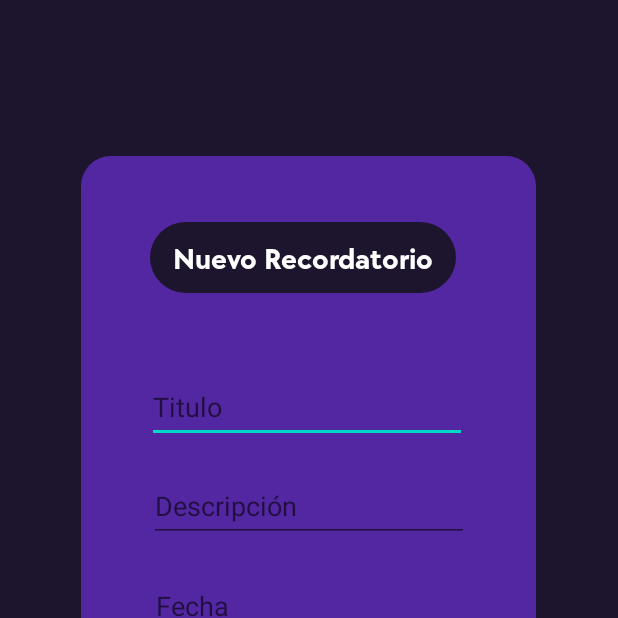
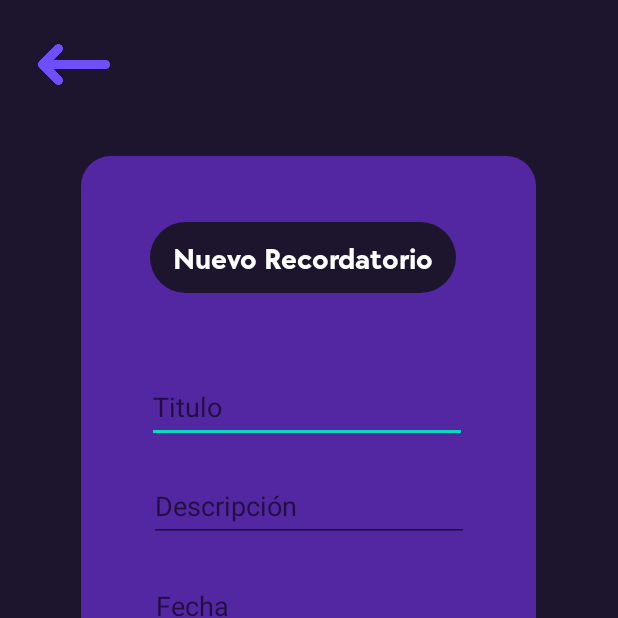
Before and after one commit to NachoXS15/focus-app, an Android app: the mainPage screen opened directly, with no data from a screen before it, after a tap on an icon or button, on a phone screen of 412 x 824 dp, the top half of it. Run offline under Robolectric (Android 15) with nearby library versions, the phone set to English and light mode, and no system bars.

Commit message:
show items from database in main page

```diff
--- /dev/null
+++ b/app/src/main/java/com/example/focus/adapters/listItemAdapter.java
@@ -0,0 +1,55 @@
+package com.example.focus.adapters;
+
+import android.view.LayoutInflater;
+import android.view.View;
+import android.view.ViewGroup;
+import android.widget.TextView;
+
+import androidx.annotation.NonNull;
+import androidx.recyclerview.widget.RecyclerView;
+
+import com.example.focus.R;
+import com.example.focus.entities.Items;
+
+import java.util.ArrayList;
+
+public class listItemAdapter extends RecyclerView.Adapter<listItemAdapter.ItemViewHolder> {
+    ArrayList<Items> listItems;
+
+    public listItemAdapter(ArrayList<Items> listItems) {
+        this.listItems = listItems;
+    }
+
+
+    @NonNull
+    @Override
+    public ItemViewHolder onCreateViewHolder(@NonNull ViewGroup parent, int viewType) {
+        View view = LayoutInflater.from(parent.getContext()).inflate(R.layout.item_row, null, false);
+        return new ItemViewHolder(view);
+    }
+
+    @Override
+    public void onBindViewHolder(@NonNull ItemViewHolder holder, int position) {
+        holder.viewTitle.setText(listItems.get(position).getTitle());
+        holder.viewDesc.setText(listItems.get(position).getDescr());
+        holder.viewDate.setText(listItems.get(position).getDate());
+    }
+
+    @Override
+    public int getItemCount() {
+        return listItems.size();
+
+    }
+
+    public class ItemViewHolder extends RecyclerView.ViewHolder {
+
+        TextView viewTitle, viewDesc, viewDate;
+        public ItemViewHolder(@NonNull View itemView) {
+            super(itemView);
+
+            viewTitle = itemView.findViewById(R.id.viewTitle);
+            viewDesc = itemView.findViewById(R.id.viewDesc);
+            viewDate = itemView.findViewById(R.id.viewDate);
+        }
+    }
+}
--- a/app/src/main/java/com/example/focus/addItem.java
+++ b/app/src/main/java/com/example/focus/addItem.java
@@ -2,6 +2,7 @@ package com.example.focus;
 
 import androidx.appcompat.app.AppCompatActivity;
 
+import android.content.Intent;
 import android.os.Bundle;
 import android.view.View;
 import android.widget.EditText;
@@ -39,6 +40,11 @@ public class addItem extends AppCompatActivity {
         });
     }
 
+    public void goBackMain(View view){
+        Intent volverMenu = new Intent (this, mainPage.class);
+        startActivity(volverMenu);
+    }
+
     private void cleanSlot(){
         title.setText("");
         desc.setText("");
--- a/app/src/main/java/com/example/focus/db/DbItems.java
+++ b/app/src/main/java/com/example/focus/db/DbItems.java
@@ -2,9 +2,14 @@ package com.example.focus.db;
 
 import android.content.ContentValues;
 import android.content.Context;
+import android.database.Cursor;
 import android.database.sqlite.SQLiteDatabase;
 
 import androidx.annotation.Nullable;
+
+import com.example.focus.entities.Items;
+
+import java.util.ArrayList;
 
 public class DbItems extends DbHelper{
     Context context;
@@ -30,4 +35,27 @@ public class DbItems extends DbHelper{
         }
         return id;
     }
+
+    public ArrayList<Items> showItems(){
+        DbHelper dbhelper = new DbHelper(context);
+        SQLiteDatabase db = dbhelper.getWritableDatabase();
+
+        ArrayList<Items> listItem = new ArrayList<>();
+
+        Items item = null;
+        Cursor cursorItems = null;
+        cursorItems = db.rawQuery("SELECT * FROM " + TABLE_ITEMS, null);
+        if (cursorItems.moveToFirst()){
+            do{
+                item = new Items();
+                item.setId(cursorItems.getInt(0));
+                item.setTitle(cursorItems.getString(1));
+                item.setDescr(cursorItems.getString(2));
+                item.setDate(cursorItems.getString(3));
+                listItem.add(item);
+            }while(cursorItems.moveToNext());
+        }
+        cursorItems.close();
+        return listItem;
+    }
 }
--- /dev/null
+++ b/app/src/main/java/com/example/focus/entities/Items.java
@@ -0,0 +1,40 @@
+package com.example.focus.entities;
+
+public class Items {
+    private int id;
+    private String title;
+    private String descr;
+    private String date;
+
+    public int getId() {
+        return id;
+    }
+
+    public void setId(int id) {
+        this.id = id;
+    }
+
+    public String getTitle() {
+        return title;
+    }
+
+    public void setTitle(String title) {
+        this.title = title;
+    }
+
+    public String getDescr() {
+        return descr;
+    }
+
+    public void setDescr(String descr) {
+        this.descr = descr;
+    }
+
+    public String getDate() {
+        return date;
+    }
+
+    public void setDate(String date) {
+        this.date = date;
+    }
+}
--- a/app/src/main/java/com/example/focus/mainPage.java
+++ b/app/src/main/java/com/example/focus/mainPage.java
@@ -1,6 +1,8 @@
 package com.example.focus;
 
 import androidx.appcompat.app.AppCompatActivity;
+import androidx.recyclerview.widget.LinearLayoutManager;
+import androidx.recyclerview.widget.RecyclerView;
 
 import android.content.Intent;
 import android.os.Bundle;
@@ -8,6 +10,9 @@ import android.view.View;
 import android.widget.EditText;
 import android.widget.ListView;
 
+import com.example.focus.adapters.listItemAdapter;
+import com.example.focus.db.DbItems;
+import com.example.focus.entities.Items;
 import com.google.android.material.floatingactionbutton.FloatingActionButton;
 
 import java.util.ArrayList;
@@ -23,12 +28,20 @@ import java.util.List;
 
 public class mainPage extends AppCompatActivity {
 
-
-
+    RecyclerView listItem;
+    ArrayList<Items> itemsArrayList;
     @Override
     protected void onCreate(Bundle savedInstanceState) {
         super.onCreate(savedInstanceState);
         setContentView(R.layout.activity_main_page);
+        listItem = findViewById(R.id.listItem);
+        listItem.setLayoutManager(new LinearLayoutManager(this));
+
+        DbItems dbItems = new DbItems(mainPage.this);
+        itemsArrayList = new ArrayList<>();
+
+        listItemAdapter adapter = new listItemAdapter((dbItems.showItems()));
+        listItem.setAdapter(adapter);
     }
 
     //move through activities
@@ -36,9 +49,9 @@ public class mainPage extends AppCompatActivity {
         Intent avanzarOptions = new Intent(this, optionsMenu.class);
         startActivity(avanzarOptions);
     }
-
+    //go to addItem
     public void addItem (View view){
-        Intent avanzarAñadir = new Intent(this, addItem.class);
-        startActivity(avanzarAñadir);
+        Intent avanzarAdd = new Intent(this, addItem.class);
+        startActivity(avanzarAdd);
     }
 }
--- a/app/src/main/res/layout/activity_add_item.xml
+++ b/app/src/main/res/layout/activity_add_item.xml
@@ -87,4 +87,15 @@
         tools:ignore="SpeakableTextPresentCheck"
         tools:srcCompat="@mipmap/add_item" />
 
+    <ImageView
+        android:id="@+id/backBtn"
+        android:layout_width="48dp"
+        android:layout_height="54dp"
+        android:layout_marginStart="25dp"
+        android:layout_marginTop="16dp"
+        android:onClick="goBackMain"
+        app:layout_constraintStart_toStartOf="parent"
+        app:layout_constraintTop_toTopOf="parent"
+        app:srcCompat="@mipmap/left_arrow" />
+
 </androidx.constraintlayout.widget.ConstraintLayout>
--- a/app/src/main/res/values/strings.xml
+++ b/app/src/main/res/values/strings.xml
@@ -30,5 +30,6 @@
     <string name="dateItem">Fecha</string>
     <string name="timeItem">Hora</string>
     <string name="textview">TextView</string>
+    <string name="user">user</string>
 
 </resources>
```
Also changed, not shown: app/src/main/res/layout/activity_main_page.xml (+6 -5 lines), app/src/main/res/layout/item_row.xml (added, +24 -0 lines).
